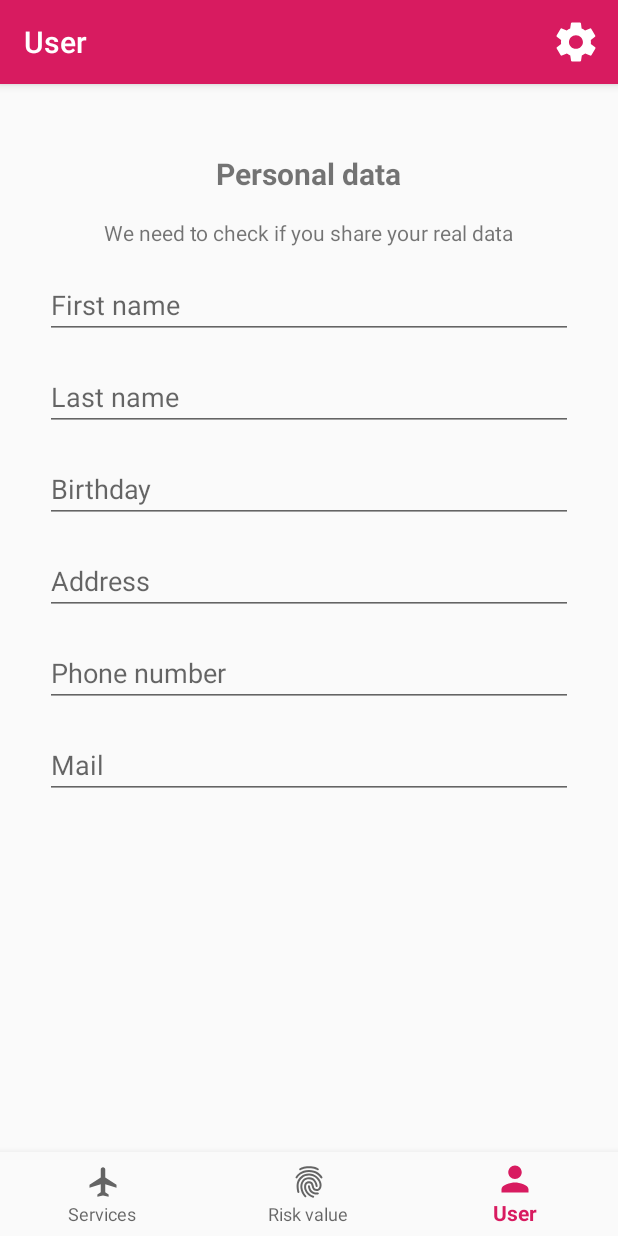
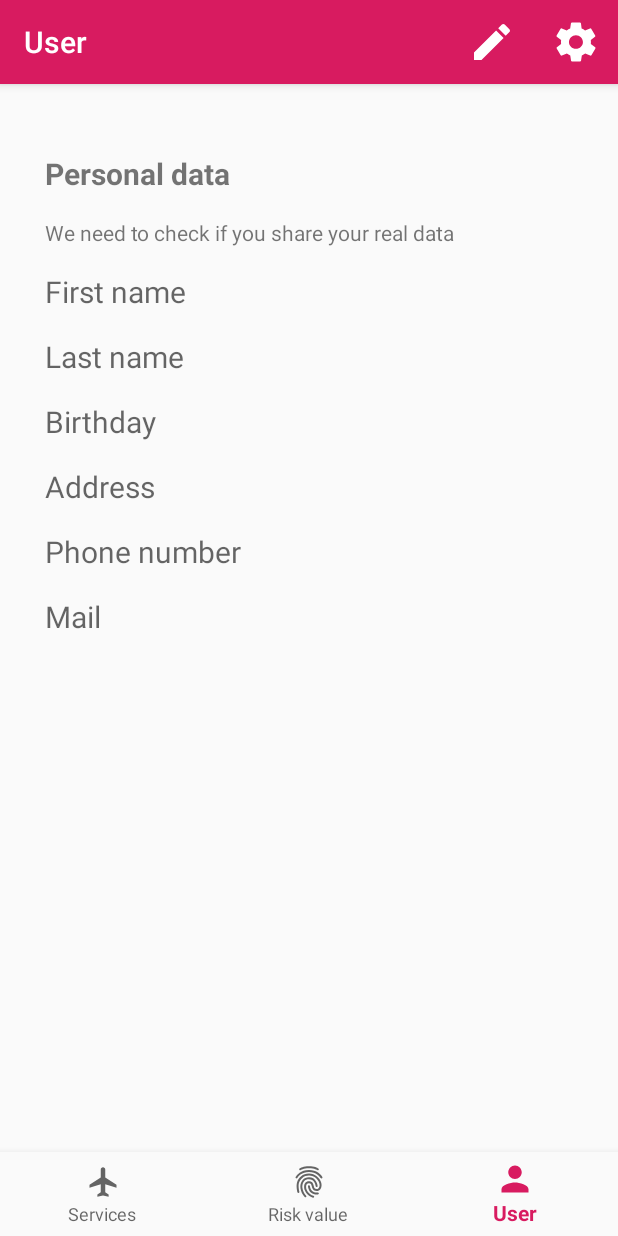
Before and after one commit to LeBenki/PriVELT, an Android app: the DashboardActivity screen opened directly, with no data from a screen before it, item 3 of the bottom bar chosen, on a phone screen of 412 x 824 dp. Run offline under Robolectric (Android 15) with nearby library versions, the phone set to English and light mode, and no system bars; our stand-ins replace ButterKnife, EventBus, Room's generated code.

Commit message:
Big improvement for user fragment, click on edit menu to edit information (no editable by default anymore)

```diff
--- a/app/src/main/java/com/kent/university/privelt/ui/dashboard/DashboardActivity.java
+++ b/app/src/main/java/com/kent/university/privelt/ui/dashboard/DashboardActivity.java
@@ -107,14 +107,21 @@ public class DashboardActivity extends BaseActivity {
     public boolean onPrepareOptionsMenu(Menu menu)
     {
         MenuItem settings = menu.findItem(R.id.settings);
+        MenuItem edit = menu.findItem(R.id.edit);
+        MenuItem check = menu.findItem(R.id.check);
+
         Fragment fragment = getSupportFragmentManager().findFragmentById(R.id.container);
         if(fragment instanceof UserFragment)
         {
             settings.setVisible(true);
+            edit.setVisible(true);
+            check.setVisible(false);
         }
         else
         {
             settings.setVisible(false);
+            edit.setVisible(false);
+            check.setVisible(false);
         }
         return true;
     }
--- a/app/src/main/java/com/kent/university/privelt/ui/dashboard/user/UserFragment.java
+++ b/app/src/main/java/com/kent/university/privelt/ui/dashboard/user/UserFragment.java
@@ -7,11 +7,14 @@ import android.util.Pair;
 import android.view.LayoutInflater;
 import android.view.Menu;
 import android.view.MenuInflater;
+import android.view.MenuItem;
 import android.view.View;
 import android.view.ViewGroup;
 import android.webkit.ValueCallback;
 
 import android.widget.EditText;
+import android.widget.LinearLayout;
+import android.widget.TextView;
 
 import com.kent.university.privelt.R;
 import com.kent.university.privelt.base.BaseFragment;
@@ -68,9 +71,40 @@ public class UserFragment extends BaseFragment implements UserTextWatcher.MyText
     @SetterMethod(method = "setMail")
     EditText mail;
 
+    @BindView(R.id.first_name_tv)
+    @SetterMethod(method = "setFirstName")
+    TextView firstNameTv;
+
+    @BindView(R.id.last_name_tv)
+    @SetterMethod(method = "setLastName")
+    TextView lastNameTv;
+
+    @BindView(R.id.birthday_tv)
+    @SetterMethod(method = "setBirthday")
+    TextView birthdayTv;
+
+    @BindView(R.id.address_tv)
+    @SetterMethod(method = "setAddress")
+    TextView addressTv;
+
+    @BindView(R.id.phone_number_tv)
+    @SetterMethod(method = "setPhoneNumber")
+    TextView phoneNumberTv;
+
+    @BindView(R.id.mail_tv)
+    @SetterMethod(method = "setMail")
+    TextView mailTv;
+
+    @BindView(R.id.edit_texts)
+    LinearLayout editTexts;
+
+    @BindView(R.id.text_views)
+    LinearLayout textViews;
+
     private UserViewModel userViewModel;
 
     private CurrentUser currentUser;
+    private Menu mOptionsMenu;
 
     @Nullable
     @Override
@@ -87,16 +121,13 @@ public class UserFragment extends BaseFragment implements UserTextWatcher.MyText
         return view;
     }
 
-    ;
 
     @OnClick(R.id.birthday)
     public void onBirthdayClick(View view) {
 
 
         DatePickerDialog.OnDateSetListener listener = (datePicker, dayOfMonth, monthOfYear, year) -> {
-            // TODO Auto-generated method stub
             birthday.setText(new StringBuilder()
-                    // Month is 0 based so add 1
                     .append(dayOfMonth).append("/").append(monthOfYear + 1).append("/").append(year).append(" "));
         };
 
@@ -109,7 +140,11 @@ public class UserFragment extends BaseFragment implements UserTextWatcher.MyText
     }
 
     private void configureEditTexts() {
-        this.onFieldsAction((s) -> s.second.addTextChangedListener(new UserTextWatcher(s.second, this)));
+        editTexts.setVisibility(View.INVISIBLE);
+        this.onFieldsAction((s) -> {
+            if (s.second instanceof EditText)
+                s.second.addTextChangedListener(new UserTextWatcher((EditText) s.second, this));
+        });
     }
 
     private void configureViewModel() {
@@ -145,11 +180,6 @@ public class UserFragment extends BaseFragment implements UserTextWatcher.MyText
     }
 
     @Override
-    public void onCreateOptionsMenu(Menu menu, MenuInflater inflater) {
-        super.onCreateOptionsMenu(menu, inflater);
-    }
-
-    @Override
     public void afterTextChanged(EditText editText, Editable editable) {
         this.onFieldsAction((pair) -> {
             String m = pair.first.getAnnotation(SetterMethod.class).method();
@@ -165,7 +195,7 @@ public class UserFragment extends BaseFragment implements UserTextWatcher.MyText
         }, editText);
     }
 
-    private void onFieldsAction(ValueCallback<Pair<Field, EditText>> callback, Object... objects) {
+    private void onFieldsAction(ValueCallback<Pair<Field, TextView>> callback, Object... objects) {
         final Field[] fields = getClass().getDeclaredFields();
         for (final Field field : fields) {
             if (!field.isAnnotationPresent(SetterMethod.class))
@@ -178,7 +208,7 @@ public class UserFragment extends BaseFragment implements UserTextWatcher.MyText
 
             try {
                 if (objects.length > 0 && field.get(this) == objects[0] || objects.length == 0)
-                    callback.onReceiveValue(new Pair<>(field, (EditText) field.get(this)));
+                    callback.onReceiveValue(new Pair<>(field, (TextView) field.get(this)));
             } catch (IllegalAccessException e) {
                 e.printStackTrace();
             }
@@ -186,8 +216,28 @@ public class UserFragment extends BaseFragment implements UserTextWatcher.MyText
     }
 
     @Override
-    public void onStop() {
-        super.onStop();
-        userViewModel.updateCurrentUser(currentUser);
+    public boolean onOptionsItemSelected(@NonNull MenuItem item) {
+        if (item.getItemId() == R.id.edit) {
+            textViews.setVisibility(View.INVISIBLE);
+            editTexts.setVisibility(View.VISIBLE);
+            mOptionsMenu.findItem(R.id.edit).setVisible(false);
+            mOptionsMenu.findItem(R.id.check).setVisible(true);
+            mOptionsMenu.findItem(R.id.settings).setVisible(false);
+        }
+        else if (item.getItemId() == R.id.check) {
+            textViews.setVisibility(View.VISIBLE);
+            editTexts.setVisibility(View.INVISIBLE);
+            mOptionsMenu.findItem(R.id.edit).setVisible(true);
+            mOptionsMenu.findItem(R.id.check).setVisible(false);
+            mOptionsMenu.findItem(R.id.settings).setVisible(true);
+            userViewModel.updateCurrentUser(currentUser);
+        }
+        return super.onOptionsItemSelected(item);
+    }
+
+    @Override
+    public void onCreateOptionsMenu(Menu menu, MenuInflater inflater) {
+        super.onCreateOptionsMenu(menu,inflater);
+        mOptionsMenu = menu;
     }
 }
--- /dev/null
+++ b/app/src/main/res/drawable/ic_edit.xml
@@ -0,0 +1,9 @@
+<vector xmlns:android="http://schemas.android.com/apk/res/android"
+    android:width="512dp"
+    android:height="512dp"
+    android:viewportWidth="512"
+    android:viewportHeight="512">
+  <path
+      android:fillColor="#FFFFFF"
+      android:pathData="M64,368v80h80l235.727,-235.729 -79.999,-79.998L64,368zM441.602,150.398c8.531,-8.531 8.531,-21.334 0,-29.865l-50.135,-50.135c-8.531,-8.531 -21.334,-8.531 -29.865,0l-39.468,39.469 79.999,79.998 39.469,-39.467z"/>
+</vector>
--- a/app/src/main/res/layout/fragment_user.xml
+++ b/app/src/main/res/layout/fragment_user.xml
@@ -1,85 +1,153 @@
 <?xml version="1.0" encoding="utf-8"?>
-<LinearLayout xmlns:android="http://schemas.android.com/apk/res/android"
+<RelativeLayout xmlns:android="http://schemas.android.com/apk/res/android"
     android:layout_width="match_parent"
     android:layout_height="match_parent"
     android:orientation="vertical"
     android:padding="30dp">
 
     <TextView
-        android:layout_width="wrap_content"
-        android:layout_height="wrap_content"
-        android:layout_gravity="center_horizontal"
-        android:text="@string/personal_data"
-        android:textStyle="bold"
-        android:textSize="20sp"
-        android:layout_marginTop="@dimen/activity_vertical_margin"/>
-
-    <TextView
+        android:id="@+id/title"
         android:layout_width="wrap_content"
         android:layout_height="wrap_content"
         android:layout_gravity="center_horizontal"
         android:layout_marginTop="@dimen/activity_vertical_margin"
+        android:text="@string/personal_data"
+        android:textSize="20sp"
+        android:textStyle="bold" />
+
+    <TextView
+        android:id="@+id/description"
+        android:layout_width="wrap_content"
+        android:layout_height="wrap_content"
+        android:layout_gravity="center_horizontal"
+        android:layout_below="@id/title"
+        android:layout_marginTop="@dimen/activity_vertical_margin"
         android:gravity="center_horizontal"
         android:text="@string/personal_data_explain" />
 
+    <LinearLayout
+        android:id="@+id/edit_texts"
+        android:layout_below="@id/description"
+        android:layout_width="match_parent"
+        android:layout_height="wrap_content"
+        android:orientation="vertical">
+
         <EditText
-        android:lines="1"
-        android:singleLine="true"
-        android:maxLines="1"
             android:id="@+id/first_name"
             android:layout_width="match_parent"
             android:layout_height="wrap_content"
+            android:layout_marginTop="@dimen/activity_vertical_margin"
             android:hint="@string/first_name"
-        android:layout_marginTop="@dimen/activity_vertical_margin"/>
+            android:lines="1"
+            android:maxLines="1"
+            android:singleLine="true" />
 
         <EditText
-        android:lines="1"
-        android:singleLine="true"
-        android:maxLines="1"
             android:id="@+id/last_name"
             android:layout_width="match_parent"
             android:layout_height="wrap_content"
+            android:layout_marginTop="@dimen/activity_vertical_margin"
             android:hint="@string/last_name"
-        android:layout_marginTop="@dimen/activity_vertical_margin"/>
+            android:lines="1"
+            android:maxLines="1"
+            android:singleLine="true" />
 
         <EditText
-        android:lines="1"
-        android:singleLine="true"
-        android:maxLines="1"
-        android:focusable="false"
             android:id="@+id/birthday"
             android:layout_width="match_parent"
             android:layout_height="wrap_content"
+            android:layout_marginTop="@dimen/activity_vertical_margin"
+            android:focusable="false"
             android:hint="@string/birthday"
-        android:layout_marginTop="@dimen/activity_vertical_margin"/>
+            android:lines="1"
+            android:maxLines="1"
+            android:singleLine="true" />
 
         <EditText
-        android:lines="1"
-        android:singleLine="true"
-        android:maxLines="1"
             android:id="@+id/address"
             android:layout_width="match_parent"
             android:layout_height="wrap_content"
+            android:layout_marginTop="@dimen/activity_vertical_margin"
             android:hint="@string/address"
-        android:layout_marginTop="@dimen/activity_vertical_margin"/>
+            android:lines="1"
+            android:maxLines="1"
+            android:singleLine="true" />
 
         <EditText
-        android:lines="1"
-        android:singleLine="true"
-        android:maxLines="1"
             android:id="@+id/phone_number"
             android:layout_width="match_parent"
             android:layout_height="wrap_content"
+            android:layout_marginTop="@dimen/activity_vertical_margin"
             android:hint="@string/phone_number"
-        android:layout_marginTop="@dimen/activity_vertical_margin"/>
+            android:lines="1"
+            android:maxLines="1"
+            android:singleLine="true" />
 
         <EditText
-        android:lines="1"
-        android:singleLine="true"
-        android:maxLines="1"
             android:id="@+id/mail"
             android:layout_width="match_parent"
             android:layout_height="wrap_content"
+            android:layout_marginTop="@dimen/activity_vertical_margin"
             android:hint="@string/mail"
-        android:layout_marginTop="@dimen/activity_vertical_margin"/>
+            android:lines="1"
+            android:maxLines="1"
+            android:singleLine="true" />
     </LinearLayout>
+
+    <LinearLayout
+        android:id="@+id/text_views"
+        android:layout_below="@id/description"
+        android:layout_width="match_parent"
+        android:layout_height="wrap_content"
+        android:orientation="vertical">
+
+        <TextView
+            android:id="@+id/first_name_tv"
+            android:layout_width="match_parent"
+            android:layout_height="wrap_content"
+            android:layout_marginTop="@dimen/activity_vertical_margin"
+            android:hint="@string/first_name"
+            android:textSize="20sp"/>
+
+        <TextView
+            android:id="@+id/last_name_tv"
+            android:layout_width="match_parent"
+            android:layout_height="wrap_content"
+            android:layout_marginTop="@dimen/activity_vertical_margin"
+            android:hint="@string/last_name"
+            android:textSize="20sp"/>
+
+        <TextView
+            android:id="@+id/birthday_tv"
+            android:layout_width="match_parent"
+            android:layout_height="wrap_content"
+            android:layout_marginTop="@dimen/activity_vertical_margin"
+            android:hint="@string/birthday"
+            android:textSize="20sp"/>
+
+        <TextView
+            android:id="@+id/address_tv"
+            android:layout_width="match_parent"
+            android:layout_height="wrap_content"
+            android:layout_marginTop="@dimen/activity_vertical_margin"
+            android:hint="@string/address"
+            android:textSize="20sp"/>
+
+        <TextView
+            android:id="@+id/phone_number_tv"
+            android:layout_width="match_parent"
+            android:layout_height="wrap_content"
+            android:layout_marginTop="@dimen/activity_vertical_margin"
+            android:hint="@string/phone_number"
+            android:textSize="20sp"/>
+
+        <TextView
+            android:id="@+id/mail_tv"
+            android:layout_width="match_parent"
+            android:layout_height="wrap_content"
+            android:layout_marginTop="@dimen/activity_vertical_margin"
+            android:hint="@string/mail"
+            android:textSize="20sp"/>
+    </LinearLayout>
+
+</RelativeLayout>
--- a/app/src/main/res/menu/dashboard_menu.xml
+++ b/app/src/main/res/menu/dashboard_menu.xml
@@ -1,9 +1,23 @@
 <?xml version="1.0" encoding="utf-8"?>
 <menu xmlns:app="http://schemas.android.com/apk/res-auto"
     xmlns:android="http://schemas.android.com/apk/res/android">
+
+    <item
+        android:id="@+id/edit"
+        android:icon="@drawable/ic_edit"
+        android:title="@string/edit"
+        app:showAsAction="always" />
+
     <item
         android:id="@+id/settings"
         android:icon="@drawable/ic_settings"
         android:title="@string/settings"
         app:showAsAction="always" />
+
+    <item
+        android:id="@+id/check"
+        android:icon="@drawable/ic_check"
+        android:title="@string/check"
+        app:showAsAction="always" />
+
 </menu>
--- a/app/src/main/res/values/strings.xml
+++ b/app/src/main/res/values/strings.xml
@@ -81,4 +81,5 @@
     <string name="first_name">First name</string>
     <string name="personal_data">Personal data</string>
     <string name="personal_data_explain">We need to check if you share your real data</string>
+    <string name="edit">edit</string>
 </resources>
```
Lines whose indentation alone changed are shown as unchanged.
